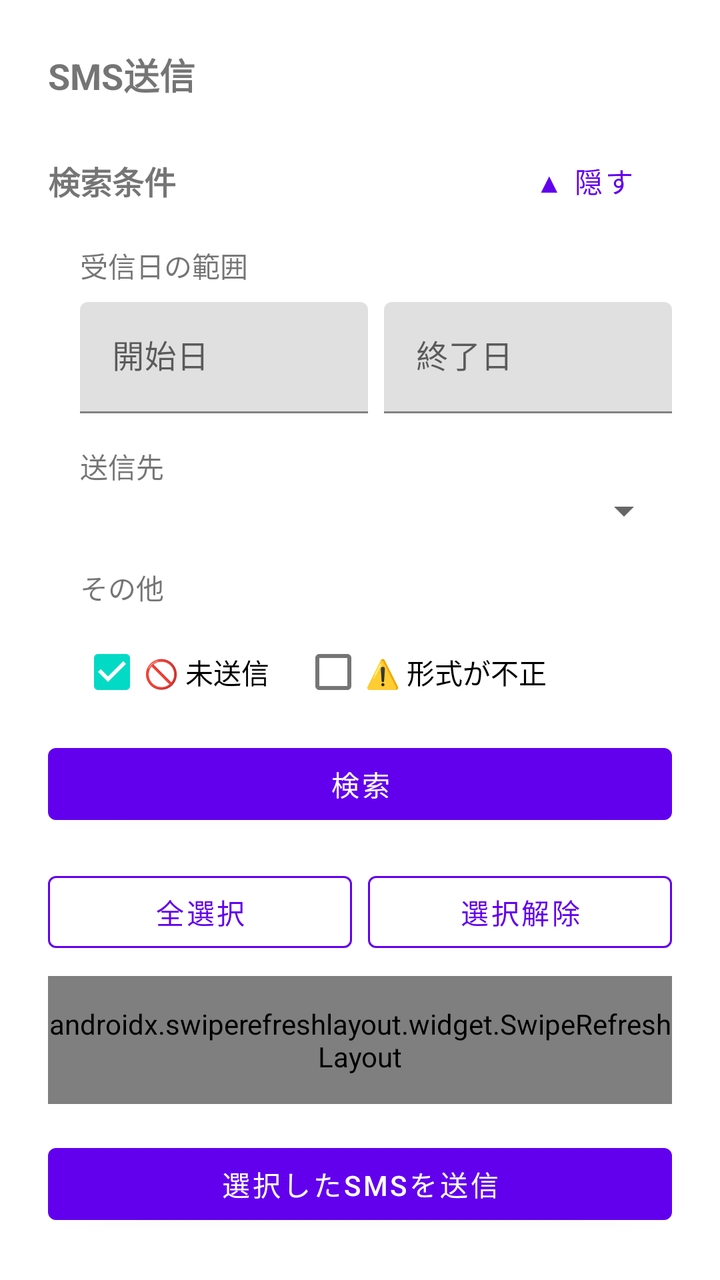
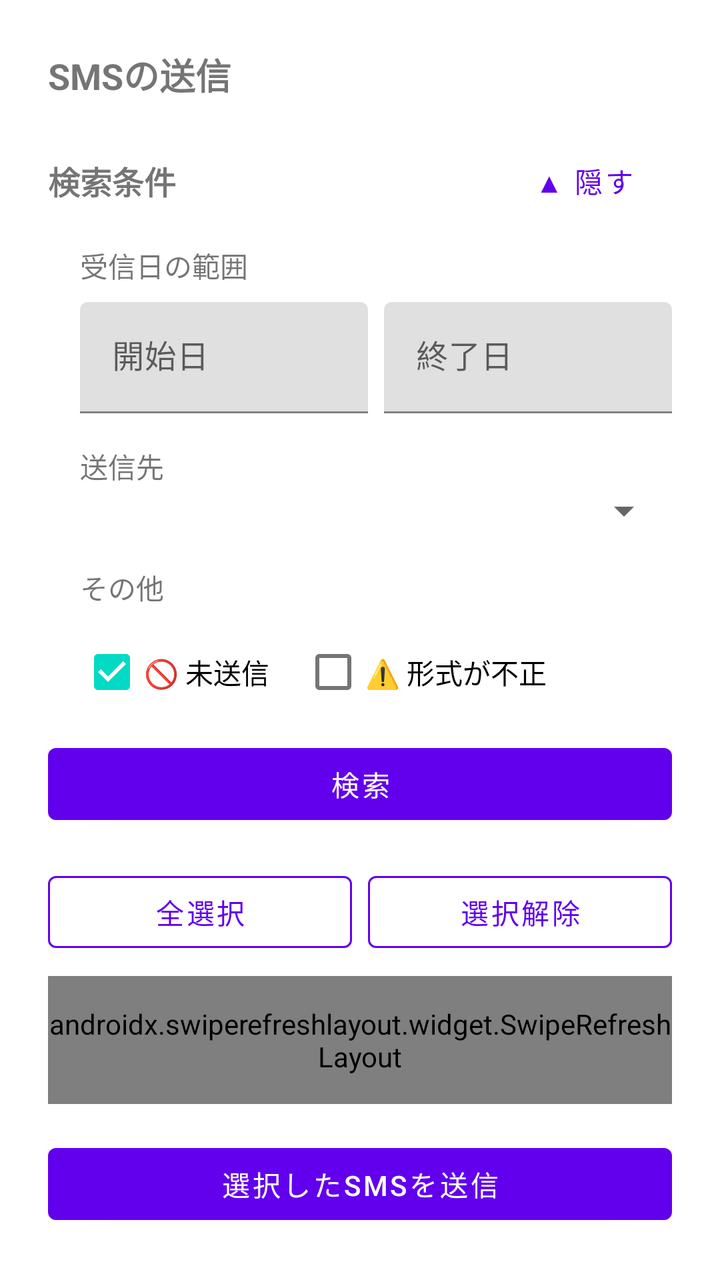

Before-and-after screenshots of an Android layout around one commit, followed by the original layout XML and the change that was made.
<!-- AndroidManifest.xml: application theme Theme.SmsToKintone -->
<!-- res/layout/activity_sms_search.xml -->
<?xml version="1.0" encoding="utf-8"?>
<LinearLayout xmlns:android="http://schemas.android.com/apk/res/android"
    xmlns:app="http://schemas.android.com/apk/res-auto"
    android:layout_width="match_parent"
    android:layout_height="match_parent"
    android:orientation="vertical"
    android:padding="24dp">

    <TextView
        android:layout_width="wrap_content"
        android:layout_height="wrap_content"
        android:layout_marginBottom="16dp"
        android:text="@string/title_sms_search"
        android:textSize="18sp"
        android:textStyle="bold" />

    <LinearLayout
        android:id="@+id/layoutPermissionRequired"
        android:layout_width="match_parent"
        android:layout_height="wrap_content"
        android:layout_marginBottom="16dp"
        android:orientation="vertical"
        android:visibility="gone">

        <TextView
            android:layout_width="wrap_content"
            android:layout_height="wrap_content"
            android:layout_marginBottom="8dp"
            android:text="@string/label_sms_read_permission_required" />

        <com.google.android.material.button.MaterialButton
            android:id="@+id/btnRequestReadSmsPermission"
            style="@style/AppButton.OutlinedButton"
            android:layout_width="match_parent"
            android:layout_height="wrap_content"
            android:text="@string/btn_sms_read_permission" />
    </LinearLayout>

    <LinearLayout
        android:id="@+id/layoutSearchForm"
        android:layout_width="match_parent"
        android:layout_height="0dp"
        android:layout_weight="1"
        android:orientation="vertical">

        <LinearLayout
            android:layout_width="match_parent"
            android:layout_height="wrap_content"
            android:layout_marginBottom="8dp"
            android:orientation="horizontal"
            android:gravity="center_vertical">

            <TextView
                android:layout_width="0dp"
                android:layout_height="wrap_content"
                android:layout_weight="1"
                android:text="@string/section_search_conditions"
                android:textSize="16sp"
                android:textStyle="bold" />

            <com.google.android.material.button.MaterialButton
                android:id="@+id/btnToggleSearchFilters"
                style="@style/Widget.MaterialComponents.Button.TextButton"
                android:layout_width="wrap_content"
                android:layout_height="wrap_content"
                android:text="@string/btn_hide_search_filters" />
        </LinearLayout>

        <LinearLayout
            android:id="@+id/llSearchFilters"
            android:layout_width="match_parent"
            android:layout_height="wrap_content"
            android:layout_marginStart="16dp"
            android:orientation="vertical">

            <TextView
                android:layout_width="wrap_content"
                android:layout_height="wrap_content"
                android:layout_marginBottom="8dp"
                android:text="@string/label_search_date_range" />

            <LinearLayout
                android:layout_width="match_parent"
                android:layout_height="wrap_content"
                android:orientation="horizontal">

                <com.google.android.material.textfield.TextInputLayout
                    android:layout_width="0dp"
                    android:layout_height="wrap_content"
                    android:layout_marginEnd="8dp"
                    android:layout_weight="1"
                    android:hint="@string/hint_date_from">

                    <com.google.android.material.textfield.TextInputEditText
                        android:id="@+id/etDateFrom"
                        android:layout_width="match_parent"
                        android:layout_height="wrap_content"
                        android:focusable="false"
                        android:inputType="none" />
                </com.google.android.material.textfield.TextInputLayout>

                <com.google.android.material.textfield.TextInputLayout
                    android:layout_width="0dp"
                    android:layout_height="wrap_content"
                    android:layout_weight="1"
                    android:hint="@string/hint_date_to">

                    <com.google.android.material.textfield.TextInputEditText
                        android:id="@+id/etDateTo"
                        android:layout_width="match_parent"
                        android:layout_height="wrap_content"
                        android:focusable="false"
                        android:inputType="none" />
                </com.google.android.material.textfield.TextInputLayout>
            </LinearLayout>

            <com.google.android.material.textfield.TextInputLayout
                android:layout_width="match_parent"
                android:layout_height="wrap_content"
                android:layout_marginTop="8dp"
                android:hint="@string/hint_body_filter"
                android:visibility="gone">

                <com.google.android.material.textfield.TextInputEditText
                    android:id="@+id/etBodyFilter"
                    android:layout_width="match_parent"
                    android:layout_height="wrap_content"
                    android:inputType="text" />
            </com.google.android.material.textfield.TextInputLayout>

            <TextView
                android:layout_width="wrap_content"
                android:layout_height="wrap_content"
                android:layout_marginTop="16dp"
                android:text="@string/label_profile_filter" />

            <Spinner
                android:id="@+id/spProfileFilter"
                android:layout_width="match_parent"
                android:layout_height="wrap_content" />

            <TextView
                android:layout_width="wrap_content"
                android:layout_height="wrap_content"
                android:layout_marginTop="16dp"
                android:layout_marginBottom="8dp"
                android:text="@string/label_search_other_filters" />

            <LinearLayout
                android:layout_width="match_parent"
                android:layout_height="wrap_content"
                android:orientation="horizontal"
                android:gravity="center_vertical">

                <CheckBox
                    android:id="@+id/cbUnsentOnly"
                    android:layout_width="wrap_content"
                    android:layout_height="wrap_content"
                    android:checked="true"
                    android:text="@string/cb_unsent_only" />

                <CheckBox
                    android:id="@+id/cbSplitFailedOnly"
                    android:layout_width="wrap_content"
                    android:layout_height="wrap_content"
                    android:layout_marginStart="16dp"
                    android:checked="false"
                    android:text="@string/cb_split_failed_only" />
            </LinearLayout>
        </LinearLayout>

        <com.google.android.material.button.MaterialButton
            android:id="@+id/btnSearchSms"
            android:layout_width="match_parent"
            android:layout_height="wrap_content"
            android:layout_marginTop="8dp"
            android:text="@string/btn_search_sms" />

        <LinearLayout
            android:layout_width="match_parent"
            android:layout_height="wrap_content"
            android:layout_marginTop="16dp"
            android:orientation="horizontal">

            <com.google.android.material.button.MaterialButton
                android:id="@+id/btnSelectAll"
                style="@style/AppButton.OutlinedButton"
                android:layout_width="0dp"
                android:layout_height="wrap_content"
                android:layout_marginEnd="8dp"
                android:layout_weight="1"
                android:text="@string/btn_select_all" />

            <com.google.android.material.button.MaterialButton
                android:id="@+id/btnDeselectAll"
                style="@style/AppButton.OutlinedButton"
                android:layout_width="0dp"
                android:layout_height="wrap_content"
                android:layout_weight="1"
                android:text="@string/btn_deselect_all" />
        </LinearLayout>

        <TextView
            android:id="@+id/tvSmsListEmpty"
            android:layout_width="wrap_content"
            android:layout_height="wrap_content"
            android:layout_marginTop="16dp"
            android:text="@string/message_sms_search_empty"
            android:visibility="gone" />

        <androidx.swiperefreshlayout.widget.SwipeRefreshLayout
            android:id="@+id/swipeRefreshSmsList"
            android:layout_width="match_parent"
            android:layout_height="0dp"
            android:layout_marginTop="8dp"
            android:layout_weight="1">

            <ScrollView
                android:id="@+id/svSmsList"
                android:layout_width="match_parent"
                android:layout_height="match_parent">

                <LinearLayout
                    android:id="@+id/llSmsListContainer"
                    android:layout_width="match_parent"
                    android:layout_height="wrap_content"
                    android:orientation="vertical" />
            </ScrollView>
        </androidx.swiperefreshlayout.widget.SwipeRefreshLayout>

        <com.google.android.material.button.MaterialButton
            android:id="@+id/btnSendSelected"
            android:layout_width="match_parent"
            android:layout_height="wrap_content"
            android:layout_marginTop="16dp"
            android:text="@string/btn_send_selected" />

    </LinearLayout>

</LinearLayout>
<!-- resources referenced by this layout -->
<resources>
  <string name="btn_deselect_all">選択解除</string>
  <string name="btn_hide_search_filters">▲ 隠す</string>
  <string name="btn_search_sms">検索</string>
  <string name="btn_select_all">全選択</string>
  <string name="btn_send_selected">選択したSMSを送信</string>
  <string name="btn_sms_read_permission">SMSの読み取りを許可する</string>
  <string name="cb_split_failed_only">⚠️ 形式が不正</string>
  <string name="cb_unsent_only">🚫 未送信</string>
  <string name="hint_body_filter">本文に含む文字列</string>
  <string name="hint_date_from">開始日</string>
  <string name="hint_date_to">終了日</string>
  <string name="label_profile_filter">送信先</string>
  <string name="label_search_date_range">受信日の範囲</string>
  <string name="label_search_other_filters">その他</string>
  <string name="label_sms_read_permission_required">受信済みのSMSを読み取るには許可が必要です</string>
  <string name="message_sms_search_empty">該当するSMSがありません</string>
  <string name="section_search_conditions">検索条件</string>
  <string name="title_sms_search">SMS送信</string>
  <style name="AppButton.OutlinedButton" parent="Widget.MaterialComponents.Button.OutlinedButton">
          <item name="strokeColor">?attr/colorPrimary</item>
      </style>
  <style name="Theme.SmsToKintone" parent="Theme.MaterialComponents.DayNight.NoActionBar">
          <item name="colorPrimary">@color/purple_500</item>
          <item name="colorPrimaryVariant">@color/purple_700</item>
          <item name="colorOnPrimary">@color/white</item>
          <item name="colorSecondary">@color/teal_200</item>
          <item name="colorSecondaryVariant">@color/teal_700</item>
          <item name="colorOnSecondary">@color/black</item>
      </style>
  <color name="purple_500">#6200EE</color>
  <color name="purple_700">#3700B3</color>
  <color name="white">#FFFFFFFF</color>
  <color name="teal_200">#03DAC5</color>
  <color name="teal_700">#018786</color>
  <color name="black">#FF000000</color>
</resources>

<!-- the commit's change to res/layout/activity_sms_search.xml (unified diff, before → after) -->
@@ -27,13 +27,6 @@
             android:layout_height="wrap_content"
             android:layout_marginBottom="8dp"
             android:text="@string/label_sms_read_permission_required" />
-
-        <com.google.android.material.button.MaterialButton
-            android:id="@+id/btnRequestReadSmsPermission"
-            style="@style/AppButton.OutlinedButton"
-            android:layout_width="match_parent"
-            android:layout_height="wrap_content"
-            android:text="@string/btn_sms_read_permission" />
     </LinearLayout>
 
     <LinearLayout
<!-- resource entries referenced after the edit -->
@@ -5,7 +5,6 @@
   <string name="btn_search_sms">検索</string>
   <string name="btn_select_all">全選択</string>
   <string name="btn_send_selected">選択したSMSを送信</string>
-  <string name="btn_sms_read_permission">SMSの読み取りを許可する</string>
   <string name="cb_split_failed_only">⚠️ 形式が不正</string>
   <string name="cb_unsent_only">🚫 未送信</string>
   <string name="hint_body_filter">本文に含む文字列</string>
@@ -14,10 +13,10 @@
   <string name="label_profile_filter">送信先</string>
   <string name="label_search_date_range">受信日の範囲</string>
   <string name="label_search_other_filters">その他</string>
-  <string name="label_sms_read_permission_required">受信済みのSMSを読み取るには許可が必要です</string>
+  <string name="label_sms_read_permission_required">アプリ設定画面の「端末の許可」の「SMSの読み取り」を許可してください</string>
   <string name="message_sms_search_empty">該当するSMSがありません</string>
   <string name="section_search_conditions">検索条件</string>
-  <string name="title_sms_search">SMS送信</string>
+  <string name="title_sms_search">SMSの送信</string>
   <style name="AppButton.OutlinedButton" parent="Widget.MaterialComponents.Button.OutlinedButton">
           <item name="strokeColor">?attr/colorPrimary</item>
       </style>
